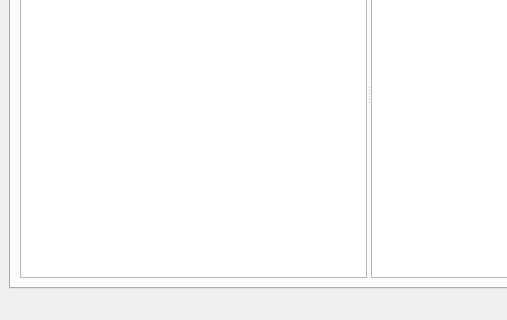
Above: MainWindow.ui from LubosD/fatrat before the change; both pictures show x 0 to 507 and y 182 to 502 of the 737 by 502 pixel window. Below: the same form after it.
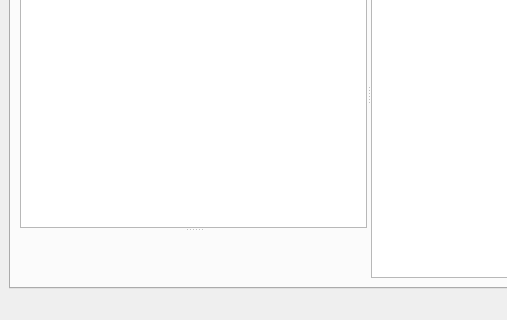
That is the form after the change. Icons and pictures are not drawn. Custom widgets are drawn as their Qt base class.

Commit message: Added the net-iface stat widget

The edit to the form file:
```diff
--- a/MainWindow.ui
+++ b/MainWindow.ui
@@ -51,46 +51,13 @@
         <iconset resource="gfx/resources.qrc" >:/menu/main_view.png</iconset>
        </attribute>
        <layout class="QGridLayout" >
-        <property name="leftMargin" >
-         <number>9</number>
-        </property>
-        <property name="topMargin" >
-         <number>9</number>
-        </property>
-        <property name="rightMargin" >
-         <number>9</number>
-        </property>
-        <property name="bottomMargin" >
-         <number>9</number>
-        </property>
-        <property name="horizontalSpacing" >
-         <number>6</number>
-        </property>
-        <property name="verticalSpacing" >
-         <number>6</number>
-        </property>
         <item row="0" column="0" >
          <widget class="QSplitter" name="splitterQueues" >
           <property name="orientation" >
            <enum>Qt::Horizontal</enum>
           </property>
-          <widget class="QWidget" name="layoutWidget" >
+          <widget class="QWidget" name="" >
            <layout class="QVBoxLayout" >
-            <property name="spacing" >
-             <number>6</number>
-            </property>
-            <property name="leftMargin" >
-             <number>0</number>
-            </property>
-            <property name="topMargin" >
-             <number>0</number>
-            </property>
-            <property name="rightMargin" >
-             <number>0</number>
-            </property>
-            <property name="bottomMargin" >
-             <number>0</number>
-            </property>
             <item>
              <widget class="QLabel" name="label" >
               <property name="frameShape" >
@@ -105,6 +72,10 @@
              </widget>
             </item>
             <item>
+             <widget class="QSplitter" name="splitterStats" >
+              <property name="orientation" >
+               <enum>Qt::Vertical</enum>
+              </property>
              <widget class="QueueView" name="listQueues" >
               <property name="mouseTracking" >
                <bool>true</bool>
@@ -125,6 +96,8 @@
                <bool>true</bool>
               </property>
              </widget>
+              <widget class="StatsWidget" native="1" name="widgetStats" />
+             </widget>
             </item>
            </layout>
           </widget>
@@ -746,6 +719,12 @@
    <extends>QTreeView</extends>
    <header>TransfersView.h</header>
   </customwidget>
+  <customwidget>
+   <class>StatsWidget</class>
+   <extends>QWidget</extends>
+   <header>StatsWidget.h</header>
+   <container>1</container>
+  </customwidget>
  </customwidgets>
  <resources>
   <include location="gfx/resources.qrc" />
```
Lines whose indentation alone changed are shown as unchanged. The commit also changes 16 other files.
